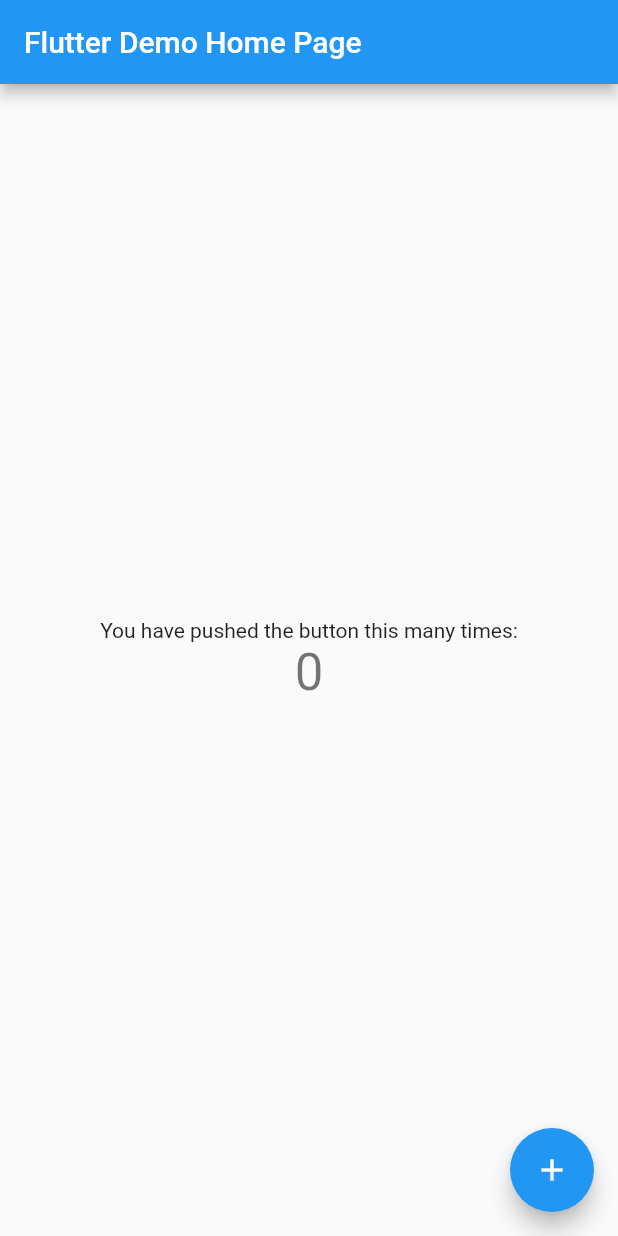
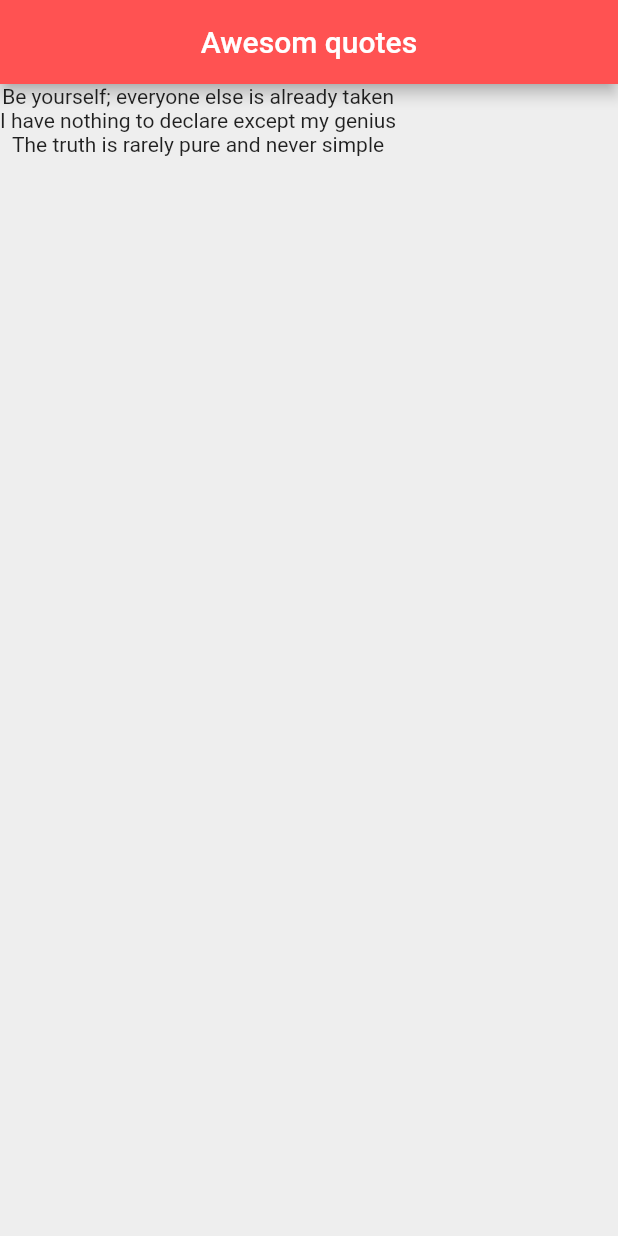
Before and after one commit to szvitek/flutter-quotes, a Flutter app: the screen it shows after launch, on a phone screen of 412 x 824 dp. Run offline on Flutter 3.47's test engine with Material 2 defaults, Android fonts, the phone set to English and light mode, and no system bars.

Commit message:
feat(List): display a list of data

```diff
--- a/lib/main.dart
+++ b/lib/main.dart
@@ -1,117 +1,36 @@
 import 'package:flutter/material.dart';
 
 void main() {
-  runApp(MyApp());
+  runApp(MaterialApp(
+    home: QuoteList()
+  ));
 }
 
-class MyApp extends StatelessWidget {
-  // This widget is the root of your application.
+class QuoteList extends StatefulWidget {
+  @override
+  _QuoteListState createState() => _QuoteListState();
+}
+
+class _QuoteListState extends State<QuoteList> {
+
+  List<String> quotes = [
+    'Be yourself; everyone else is already taken',
+    'I have nothing to declare except my genius',
+    'The truth is rarely pure and never simple'
+  ];
+
   @override
   Widget build(BuildContext context) {
-    return MaterialApp(
-      title: 'Flutter Demo',
-      theme: ThemeData(
-        // This is the theme of your application.
-        //
-        // Try running your application with "flutter run". You'll see the
-        // application has a blue toolbar. Then, without quitting the app, try
-        // changing the primarySwatch below to Colors.green and then invoke
-        // "hot reload" (press "r" in the console where you ran "flutter run",
-        // or simply save your changes to "hot reload" in a Flutter IDE).
-        // Notice that the counter didn't reset back to zero; the application
-        // is not restarted.
-        primarySwatch: Colors.blue,
-        // This makes the visual density adapt to the platform that you run
-        // the app on. For desktop platforms, the controls will be smaller and
-        // closer together (more dense) than on mobile platforms.
-        visualDensity: VisualDensity.adaptivePlatformDensity,
+    return Scaffold(
+      backgroundColor: Colors.grey[200],
+      appBar: AppBar(
+        title: Text('Awesom quotes'),
+        centerTitle: true,
+        backgroundColor: Colors.redAccent,
       ),
-      home: MyHomePage(title: 'Flutter Demo Home Page'),
+      body: Column(
+        children: quotes.map((quote) => Text(quote)).toList()
+      )
     );
   }
 }
-
-class MyHomePage extends StatefulWidget {
-  MyHomePage({Key key, this.title}) : super(key: key);
-
-  // This widget is the home page of your application. It is stateful, meaning
-  // that it has a State object (defined below) that contains fields that affect
-  // how it looks.
-
-  // This class is the configuration for the state. It holds the values (in this
-  // case the title) provided by the parent (in this case the App widget) and
-  // used by the build method of the State. Fields in a Widget subclass are
-  // always marked "final".
-
-  final String title;
-
-  @override
-  _MyHomePageState createState() => _MyHomePageState();
-}
-
-class _MyHomePageState extends State<MyHomePage> {
-  int _counter = 0;
-
-  void _incrementCounter() {
-    setState(() {
-      // This call to setState tells the Flutter framework that something has
-      // changed in this State, which causes it to rerun the build method below
-      // so that the display can reflect the updated values. If we changed
-      // _counter without calling setState(), then the build method would not be
-      // called again, and so nothing would appear to happen.
-      _counter++;
-    });
-  }
-
-  @override
-  Widget build(BuildContext context) {
-    // This method is rerun every time setState is called, for instance as done
-    // by the _incrementCounter method above.
-    //
-    // The Flutter framework has been optimized to make rerunning build methods
-    // fast, so that you can just rebuild anything that needs updating rather
-    // than having to individually change instances of widgets.
-    return Scaffold(
-      appBar: AppBar(
-        // Here we take the value from the MyHomePage object that was created by
-        // the App.build method, and use it to set our appbar title.
-        title: Text(widget.title),
-      ),
-      body: Center(
-        // Center is a layout widget. It takes a single child and positions it
-        // in the middle of the parent.
-        child: Column(
-          // Column is also a layout widget. It takes a list of children and
-          // arranges them vertically. By default, it sizes itself to fit its
-          // children horizontally, and tries to be as tall as its parent.
-          //
-          // Invoke "debug painting" (press "p" in the console, choose the
-          // "Toggle Debug Paint" action from the Flutter Inspector in Android
-          // Studio, or the "Toggle Debug Paint" command in Visual Studio Code)
-          // to see the wireframe for each widget.
-          //
-          // Column has various properties to control how it sizes itself and
-          // how it positions its children. Here we use mainAxisAlignment to
-          // center the children vertically; the main axis here is the vertical
-          // axis because Columns are vertical (the cross axis would be
-          // horizontal).
-          mainAxisAlignment: MainAxisAlignment.center,
-          children: <Widget>[
-            Text(
-              'You have pushed the button this many times:',
-            ),
-            Text(
-              '$_counter',
-              style: Theme.of(context).textTheme.headline4,
-            ),
-          ],
-        ),
-      ),
-      floatingActionButton: FloatingActionButton(
-        onPressed: _incrementCounter,
-        tooltip: 'Increment',
-        child: Icon(Icons.add),
-      ), // This trailing comma makes auto-formatting nicer for build methods.
-    );
-  }
-}
```
Also changed, not shown: 1 other file.
